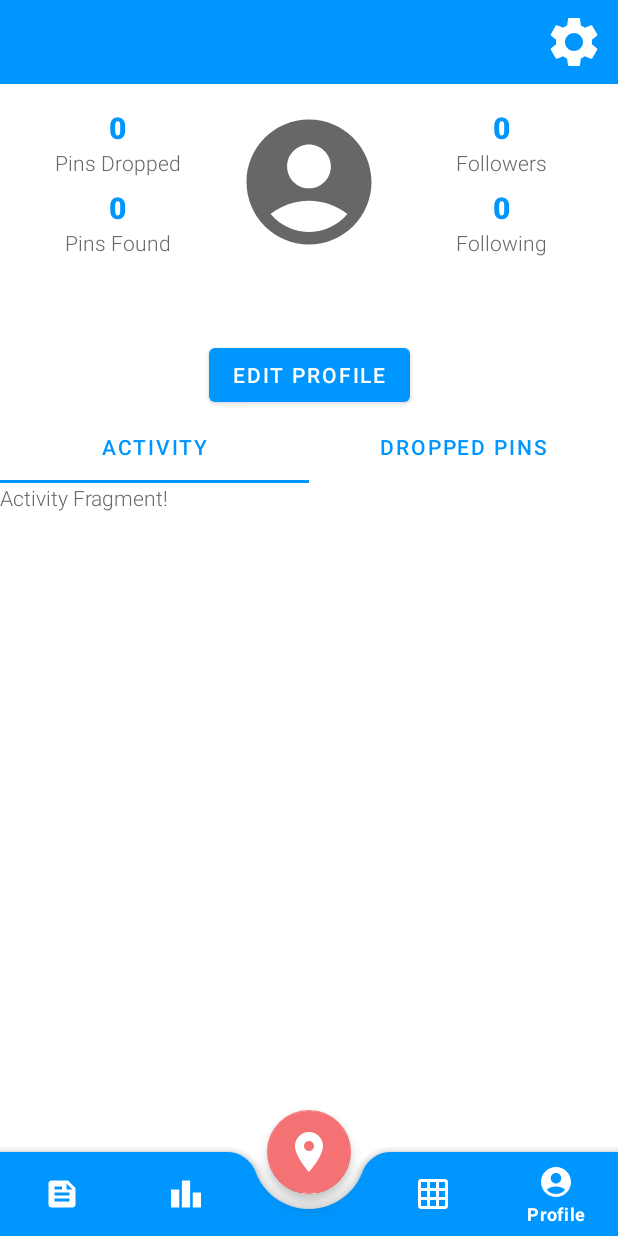
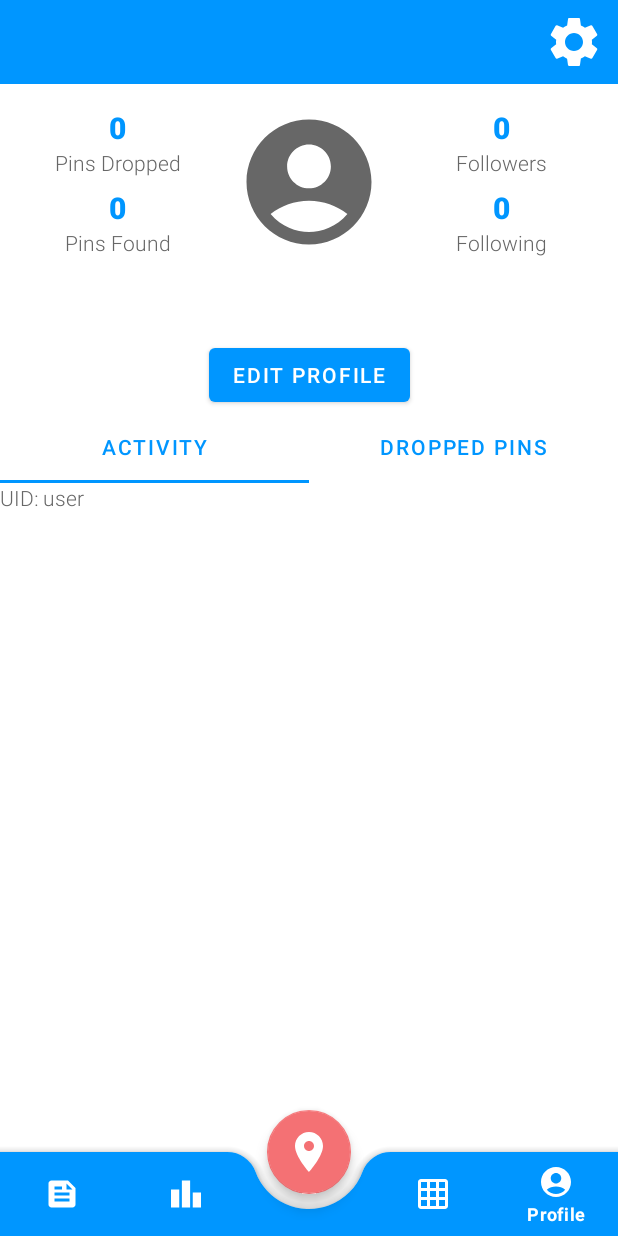
Before and after one commit to ckleinhans/pinpoint, an Android app: the ProfilePageFragment screen opened through its navigation route, on a phone screen of 412 x 824 dp. Run offline under Robolectric (Android 15) with nearby library versions, the phone set to English and light mode, and no system bars; our stand-ins replace Firebase (no records; nobody signed in at launch, a user with empty details on screens opened directly), navigation-ui; libraries missing offline, so code that uses them is left out: com.firebase.ui; 15 statements that could not run were skipped.

Commit message:
adding feed

```diff
--- /dev/null
+++ b/app/src/main/java/edu/wisc/ece/pinpoint/pages/feed/FeedFragment.java
@@ -0,0 +1,83 @@
+package edu.wisc.ece.pinpoint.pages.feed;
+
+import android.os.Bundle;
+import android.util.Log;
+import android.view.LayoutInflater;
+import android.view.View;
+import android.view.ViewGroup;
+import android.widget.TextView;
+import android.widget.Toast;
+
+import androidx.annotation.NonNull;
+import androidx.annotation.Nullable;
+import androidx.fragment.app.Fragment;
+import androidx.navigation.NavController;
+import androidx.navigation.Navigation;
+import androidx.recyclerview.widget.DefaultItemAnimator;
+import androidx.recyclerview.widget.GridLayoutManager;
+import androidx.recyclerview.widget.RecyclerView;
+
+import java.util.HashMap;
+import java.util.List;
+
+import edu.wisc.ece.pinpoint.R;
+import edu.wisc.ece.pinpoint.data.OrderedPinMetadata;
+import edu.wisc.ece.pinpoint.pages.pins.PinListAdapter;
+import edu.wisc.ece.pinpoint.pages.pins.PinListFragment;
+import edu.wisc.ece.pinpoint.utils.FirebaseDriver;
+
+// TODO: pass arguments while instantiating to allow use for both Profile & Activity pages
+public class FeedFragment extends Fragment {
+    public static final String UID_ARG_KEY = "uid";
+    private FirebaseDriver firebase;
+
+    @Override
+    public void onCreate(@Nullable Bundle savedInstanceState) {
+        super.onCreate(savedInstanceState);
+        firebase = FirebaseDriver.getInstance();
+    }
+
+    @Override
+    public View onCreateView(LayoutInflater inflater, ViewGroup container,
+                             Bundle savedInstanceState) {
+        // Inflate the layout for this fragment
+        return inflater.inflate(R.layout.fragment_feed, container, false);
+    }
+
+    @Override
+    public void onViewCreated(@NonNull View view, @Nullable Bundle savedInstanceState) {
+        super.onViewCreated(view, savedInstanceState);
+        TextView text = view.findViewById(R.id.feed_text);
+
+        // Get list type from arguments
+        OrderedPinMetadata pinMetadata;
+        String uid = requireArguments().getString(UID_ARG_KEY);
+        if (uid == null) {
+            text.setText("NAV BAR FEED");
+        }
+        else {
+            text.setText("UID: "+uid);
+        }
+//        if (firebase.getCachedUserPinMetadata(uid) == null) {
+//            firebase.fetchUserPins(uid)
+//                    .addOnSuccessListener(metadata -> setupRecyclerView(view, metadata))
+//                    .addOnFailureListener(e -> {
+//                        Log.w(TAG, e);
+//                        Toast.makeText(requireContext(), R.string.pin_fetch_error,
+//                                Toast.LENGTH_SHORT).show();
+//                    });
+//        } else {
+//            pinMetadata = firebase.getCachedUserPinMetadata(uid);
+//            setupRecyclerView(view, pinMetadata);
+//        }
+    }
+    private void setupRecyclerView(View view, List<HashMap<String, String>> activity) {
+        RecyclerView recyclerView = view.findViewById(R.id.pinlist_recycler_view);
+        NavController navController =
+                Navigation.findNavController(requireParentFragment().requireView());
+
+        recyclerView.setLayoutManager(new GridLayoutManager(getContext(), 3));
+        recyclerView.setAdapter(new PinListAdapter(pinMetadata, navController));
+        recyclerView.setItemAnimator(new DefaultItemAnimator());
+    }
+}
--- a/app/src/main/java/edu/wisc/ece/pinpoint/pages/profile/ActivityFragment.java
+++ /dev/null
@@ -1,20 +0,0 @@
-package edu.wisc.ece.pinpoint.pages.profile;
-
-import android.os.Bundle;
-import android.view.LayoutInflater;
-import android.view.View;
-import android.view.ViewGroup;
-
-import androidx.fragment.app.Fragment;
-
-import edu.wisc.ece.pinpoint.R;
-
-// TODO: pass arguments while instantiating to allow use for both Profile & Activity pages
-public class ActivityFragment extends Fragment {
-    @Override
-    public View onCreateView(LayoutInflater inflater, ViewGroup container,
-                             Bundle savedInstanceState) {
-        // Inflate the layout for this fragment
-        return inflater.inflate(R.layout.fragment_activity, container, false);
-    }
-}
--- a/app/src/main/java/edu/wisc/ece/pinpoint/pages/profile/ProfileFragmentAdapter.java
+++ b/app/src/main/java/edu/wisc/ece/pinpoint/pages/profile/ProfileFragmentAdapter.java
@@ -8,6 +8,7 @@ import androidx.fragment.app.FragmentManager;
 import androidx.lifecycle.Lifecycle;
 import androidx.viewpager2.adapter.FragmentStateAdapter;
 
+import edu.wisc.ece.pinpoint.pages.feed.FeedFragment;
 import edu.wisc.ece.pinpoint.pages.pins.PinListFragment;
 
 public class ProfileFragmentAdapter extends FragmentStateAdapter {
@@ -31,7 +32,11 @@ public class ProfileFragmentAdapter extends FragmentStateAdapter {
     @Override
     public Fragment createFragment(int position) {
         if (position == 0) {
-            return new ActivityFragment();
+            FeedFragment frag = new FeedFragment();
+            Bundle args = new Bundle();
+            args.putString(FeedFragment.UID_ARG_KEY, uid);
+            frag.setArguments(args);
+            return frag;
         } else {
             PinListFragment frag = new PinListFragment();
             Bundle args = new Bundle();
--- a/app/src/main/java/edu/wisc/ece/pinpoint/pages/profile/ProfilePageFragment.java
+++ b/app/src/main/java/edu/wisc/ece/pinpoint/pages/profile/ProfilePageFragment.java
@@ -137,8 +137,6 @@ public class ProfilePageFragment extends Fragment {
             // if the profile belongs to the app user, display the cached values
             followerCount.setText(String.valueOf(firebase.getCachedFollowerIds().size()));
             followingCount.setText(String.valueOf(firebase.getCachedFollowingIds().size()));
-            pinsDroppedCount.setText(String.valueOf(firebase.getCachedDroppedPinMetadata().size()));
-            pinsFoundCount.setText(String.valueOf(firebase.getCachedFoundPinMetadata().size()));
         }
         else {
             followerCount.setText(String.valueOf(user.getNumFollowers()));
--- a/app/src/main/java/edu/wisc/ece/pinpoint/utils/FirebaseDriver.java
+++ b/app/src/main/java/edu/wisc/ece/pinpoint/utils/FirebaseDriver.java
@@ -56,6 +56,7 @@ public class FirebaseDriver {
     private Long pinnies;
     private HashMap<String, Date> followerIds;
     private HashMap<String, Date> followingIds;
+    private List<HashMap<String, String>> activity;
 
     private FirebaseDriver() {
         if (instance != null) {
@@ -384,4 +385,15 @@ public class FirebaseDriver {
         db.collection("social").document(auth.getUid()).update("following."+uid, FieldValue.delete());
         db.collection("social").document(uid).update("followers."+auth.getUid(), FieldValue.delete());
     }
+
+    public void fetchActivity(String uid) {
+        if (auth.getUid() == null) {
+            throw new IllegalStateException("User must be logged in to fetch followers");
+        }
+        db.collection("activity").document(uid).get().continueWith(task -> {
+            DocumentSnapshot doc = task.getResult();
+            activity = (List<HashMap<String, String>>) doc.get("activity");
+            return null;
+        });
+    }
 }
--- a/app/src/main/res/layout/fragment_activity.xml
+++ b/app/src/main/res/layout/fragment_feed.xml
@@ -1,16 +1,15 @@
 <?xml version="1.0" encoding="utf-8"?>
-<RelativeLayout xmlns:android="http://schemas.android.com/apk/res/android"
+<FrameLayout xmlns:android="http://schemas.android.com/apk/res/android"
     xmlns:tools="http://schemas.android.com/tools"
     android:layout_width="match_parent"
     android:layout_height="match_parent"
-    android:background="?attr/colorBackgroundFloating"
-    tools:context=".pages.profile.ActivityFragment">
+    tools:context=".pages.feed.FeedFragment">
 
     <!-- TODO: Update blank fragment layout -->
     <TextView
         android:layout_width="match_parent"
         android:layout_height="match_parent"
-        android:text="Activity Fragment!"
-        android:textColor="?attr/colorOnBackground" />
+        android:text="@string/hello_blank_fragment"
+        android:id="@+id/feed_text"/>
 
-</RelativeLayout>
+</FrameLayout>
--- a/app/src/main/res/navigation/navigation.xml
+++ b/app/src/main/res/navigation/navigation.xml
@@ -70,6 +70,20 @@
         android:id="@+id/board"
         app:destination="@id/navbar_board" />
     <action
+        android:id="@+id/feed"
+        app:destination="@id/navbar_feed" />
+    <action
         android:id="@+id/pinView"
         app:destination="@id/pin_view" />
+    <fragment
+        android:id="@+id/navbar_feed"
+        android:name="edu.wisc.ece.pinpoint.pages.feed.FeedFragment"
+        android:label="fragment_feed"
+        tools:layout="@layout/fragment_feed" >
+        <argument
+            android:name="uid"
+            app:argType="string"
+            app:nullable="true"
+            android:defaultValue="@null" />
+    </fragment>
 </navigation>
```
